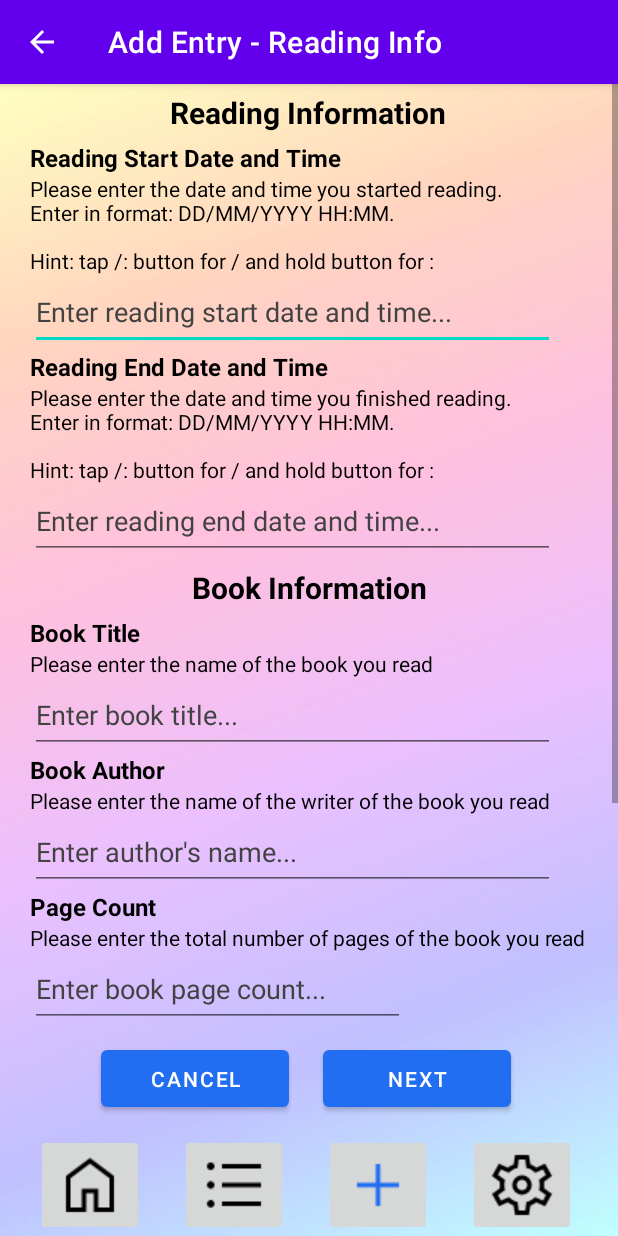
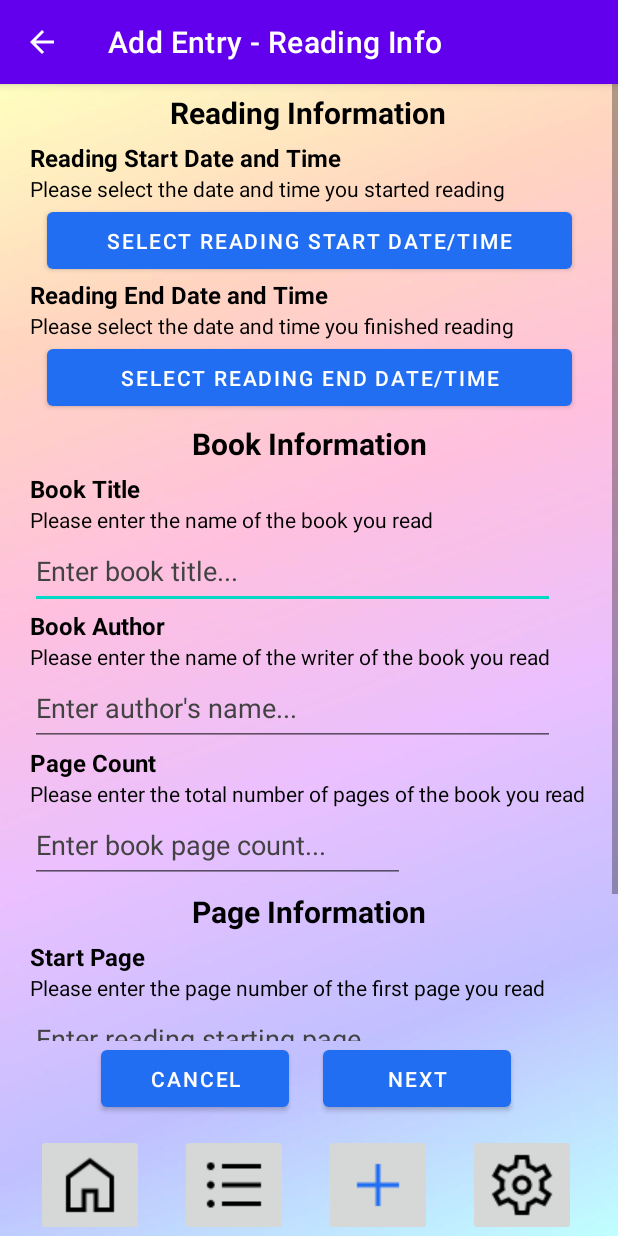
Before and after one commit to thewoe/AndroidJavaReadingDiaryApp, an Android app: the AddDiaryEntryInformationActivity screen opened directly, with no data from a screen before it, on a phone screen of 412 x 824 dp. Run offline under Robolectric (Android 15) with nearby library versions, the phone set to English and light mode, and no system bars.

Commit message:
Added DateTimePicker for add new record

```diff
--- a/app/src/main/res/layout/activity_add_diary_entry_information.xml
+++ b/app/src/main/res/layout/activity_add_diary_entry_information.xml
@@ -64,18 +64,14 @@
                     app:layout_constraintStart_toStartOf="parent"
                     app:layout_constraintTop_toBottomOf="@+id/new_diary_entry_information_reading_information_start_date_time_title" />
 
-                <EditText
+                <Button
                     android:id="@+id/new_reading_start_datetime_input"
                     android:layout_width="350dp"
                     android:layout_height="50dp"
-                    android:layout_marginStart="20dp"
-                    android:layout_marginLeft="20dp"
-                    android:ems="10"
-                    android:hint="@string/diary_entry_information_reading_information_start_date_time_hint"
-                    android:importantForAutofill="no"
-                    android:inputType="datetime"
-                    android:textColor="@color/black"
-                    android:textColorHint="@color/gray"
+                    android:text="@string/diary_entry_information_reading_information_start_date_time_hint"
+                    android:textColor="@color/white"
+                    app:backgroundTint="@color/blue"
+                    app:layout_constraintEnd_toEndOf="parent"
                     app:layout_constraintStart_toStartOf="parent"
                     app:layout_constraintTop_toBottomOf="@+id/new_diary_entry_information_reading_information_start_date_time_help" />
 
@@ -103,18 +99,14 @@
                     app:layout_constraintStart_toStartOf="parent"
                     app:layout_constraintTop_toBottomOf="@+id/new_diary_entry_information_reading_information_end_date_time_title" />
 
-                <EditText
+                <Button
                     android:id="@+id/new_reading_end_datetime_input"
                     android:layout_width="350dp"
                     android:layout_height="50dp"
-                    android:layout_marginStart="20dp"
-                    android:layout_marginLeft="20dp"
-                    android:ems="10"
-                    android:hint="@string/diary_entry_information_reading_information_end_date_time_hint"
-                    android:importantForAutofill="no"
-                    android:inputType="datetime"
-                    android:textColor="@color/black"
-                    android:textColorHint="@color/gray"
+                    android:text="@string/diary_entry_information_reading_information_end_date_time_hint"
+                    android:textColor="@color/white"
+                    app:backgroundTint="@color/blue"
+                    app:layout_constraintEnd_toEndOf="parent"
                     app:layout_constraintStart_toStartOf="parent"
                     app:layout_constraintTop_toBottomOf="@+id/new_diary_entry_information_reading_information_end_date_time_help" />
 
--- a/app/src/main/res/values/strings.xml
+++ b/app/src/main/res/values/strings.xml
@@ -41,11 +41,11 @@
     <string name="new_diary_entry_information_screen_name">Add New Diary Entry</string>
     <string name="diary_entry_information_reading_information_title">Reading Information</string>
     <string name="diary_entry_information_reading_information_start_date_time_title">Reading Start Date and Time</string>
-    <string name="diary_entry_information_reading_information_start_date_time_hint">Enter reading start date and time...</string>
-    <string name="diary_entry_information_reading_information_start_date_time_help">Please enter the date and time you started reading.\nEnter in format: DD/MM/YYYY HH:MM.\n\nHint: tap /: button for / and hold button for :</string>
+    <string name="diary_entry_information_reading_information_start_date_time_hint">Select Reading Start Date/Time</string>
+    <string name="diary_entry_information_reading_information_start_date_time_help">Please select the date and time you started reading</string>
     <string name="diary_entry_information_reading_information_end_date_time_title">Reading End Date and Time</string>
-    <string name="diary_entry_information_reading_information_end_date_time_hint">Enter reading end date and time...</string>
-    <string name="diary_entry_information_reading_information_end_date_time_help">Please enter the date and time you finished reading.\nEnter in format: DD/MM/YYYY HH:MM.\n\nHint: tap /: button for / and hold button for :</string>
+    <string name="diary_entry_information_reading_information_end_date_time_hint">Select Reading End Date/Time</string>
+    <string name="diary_entry_information_reading_information_end_date_time_help">Please select the date and time you finished reading</string>
     <string name="diary_entry_information_book_information_title">Book Information</string>
     <string name="diary_entry_information_book_information_book_title_title">Book Title</string>
     <string name="diary_entry_information_book_information_book_title_help">Please enter the name of the book you read</string>
```
Also changed, not shown: app/src/main/java/com/tugoflaherty/readingdiary/AddDiaryEntryInformationActivity.java (+72 -12 lines).
